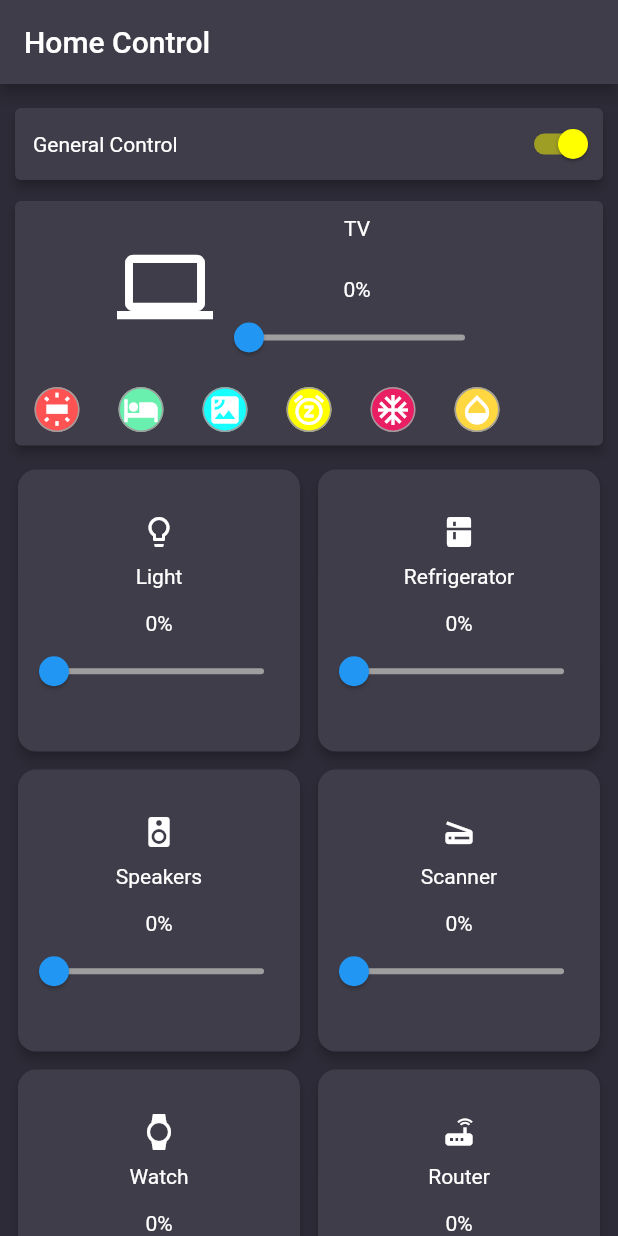
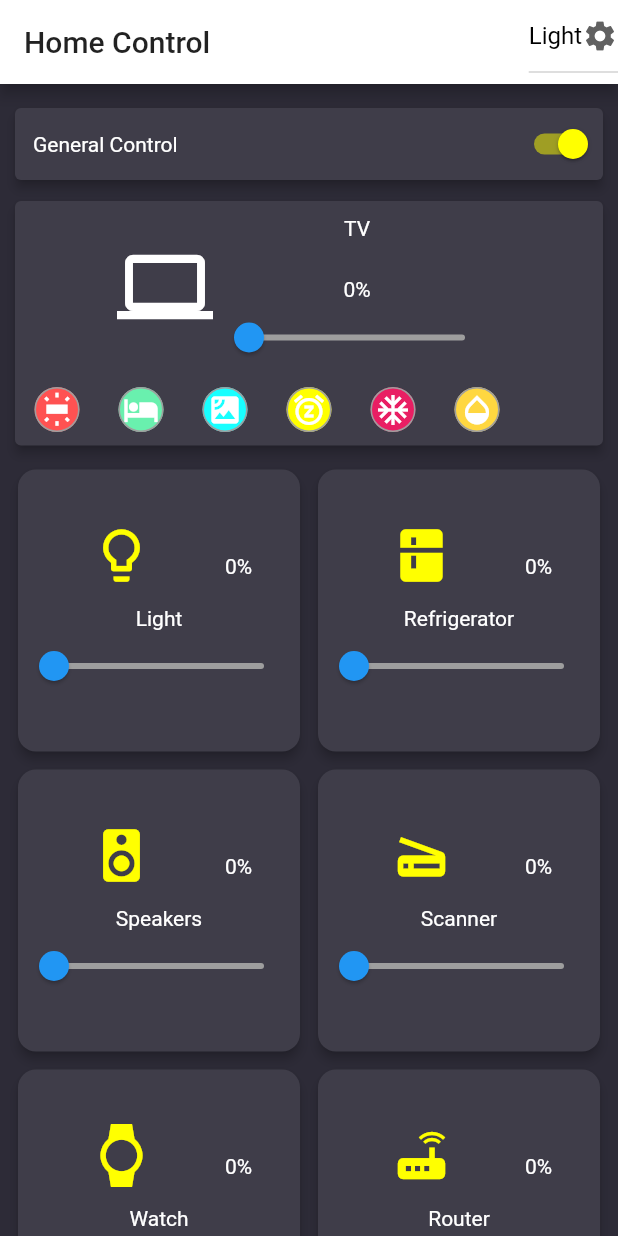
Before and after one commit to gk611995/smart_home_mock, a Flutter app: the screen it shows after launch, on a phone screen of 412 x 824 dp. Run offline on Flutter 3.47's test engine with Material 2 defaults, Android fonts, the phone set to English and light mode, and no system bars; our stand-ins replace rxdart.

Commit message:
made theme provision

```diff
--- a/lib/main.dart
+++ b/lib/main.dart
@@ -3,30 +3,29 @@ import 'package:smart_home/screens/home.dart';
 
 void main() => runApp(MyApp());
 
-class MyApp extends StatelessWidget {
-  // This widget is the root of your application.
+class MyApp extends StatelessWidget  {
+
+
   @override
   Widget build(BuildContext context) {
     return MaterialApp(
       title: 'Smart Home',
-      theme: ThemeData(
-        // This is the theme of your application.
-        //
-        // Try running your application with "flutter run". You'll see the
-        // application has a blue toolbar. Then, without quitting the app, try
-        // changing the primarySwatch below to Colors.green and then invoke
-        // "hot reload" (press "r" in the console where you ran "flutter run",
-        // or simply save your changes to "hot reload" in a Flutter IDE).
-        // Notice that the counter didn't reset back to zero; the application
-        // is not restarted.
-       primaryColor: Color(0xff3f3d49),
-        backgroundColor: Color(0xff2d2b37),
-        // accentColor: Colors.white,
-        // primaryColor: Colors.white,
-        // backgroundColor: Colors.white54
-       // primarySwatch: Color(0xff3f3d49),
-      ),
+      theme: darkTheme,
       home: HomeScreen(),
     );
   }
 }
+
+
+
+  final ThemeData lightTheme = ThemeData(
+
+         primaryColor: Colors.white,
+        backgroundColor:Color(0xffE1E1EA),
+        textTheme: Typography.blackCupertino
+      );
+final ThemeData darkTheme =ThemeData(
+       primaryColor: Color(0xff3f3d49),
+       backgroundColor: Color(0xff2d2b37),
+        textTheme: Typography.whiteCupertino
+);
--- a/lib/screens/home.dart
+++ b/lib/screens/home.dart
@@ -10,6 +10,14 @@ class HomeScreen extends StatefulWidget {
 }
 
 class _HomeScreenState extends State<HomeScreen> {
+  final ThemeData lightTheme = ThemeData(
+      primaryColor: Colors.white,
+      backgroundColor: Color(0xffE1E1EA),
+      textTheme: Typography.whiteCupertino);
+  final ThemeData darkTheme = ThemeData(
+      primaryColor: Color(0xff3f3d49),
+      backgroundColor: Color(0xff2d2b37),
+      textTheme: Typography.blackCupertino);
   final icons = [
     Icons.lightbulb_outline,
     Icons.kitchen,
@@ -18,7 +26,8 @@ class _HomeScreenState extends State<HomeScreen> {
     Icons.watch,
     Icons.router
   ];
-  final listIcons =[
+  final deviceState = [false, false, false, false, false, false];
+  final listIcons = [
     Icons.wb_iridescent,
     Icons.local_hotel,
     Icons.satellite,
@@ -48,6 +57,8 @@ class _HomeScreenState extends State<HomeScreen> {
   bool pressed = true;
   bool control = true;
   List<double> valuearray = [0.0, 0.0, 0.0, 0.0, 0.0, 0.0];
+  String dropdownValue = 'Light';
+
   double _value = 0.0;
   _setslidervalue(double value, index) =>
       setState(() => valuearray[index] = value);
@@ -67,10 +78,9 @@ class _HomeScreenState extends State<HomeScreen> {
           height: 30.0,
           minWidth: 1.0,
           child: FlatButton(
-
               color: iconPressed[index]
                   ? Theme.of(context).primaryColor
-                  :iconColors[index],
+                  : iconColors[index],
               child: Icon(
                 listIcons[index],
                 color: iconPressed[index] ? Colors.grey : Colors.white,
@@ -86,15 +96,37 @@ class _HomeScreenState extends State<HomeScreen> {
 
   @override
   Widget build(BuildContext context) {
-    return Scaffold(
+    return new Theme(
+      child: Scaffold(
           backgroundColor: Theme.of(context).backgroundColor,
           appBar: AppBar(
             title: Text("Home Control"),
+            actions: <Widget>[
+              DropdownButton<String>(
+                icon: Icon(Icons.settings),
+                value: dropdownValue,
+                onChanged: (String newValue) {
+                  setState(() {
+                    dropdownValue = newValue;
+                  });
+                },
+                items: <String>['Light', 'Dark']
+                    .map<DropdownMenuItem<String>>((String value) {
+                  return DropdownMenuItem<String>(
+                    value: value,
+                    child: Text(
+                      value,
+                      style: TextStyle(color: Colors.black),
+                    ),
+                  );
+                }).toList(),
+              )
+            ],
           ),
           body: ListView(
             children: <Widget>[
               Padding(
-                padding:  EdgeInsets.fromLTRB(6,12,6,6),
+                  padding: EdgeInsets.fromLTRB(6, 12, 6, 6),
                   child: Card(
                       color: Theme.of(context).primaryColor,
                       elevation: 3,
@@ -127,7 +159,7 @@ class _HomeScreenState extends State<HomeScreen> {
                         ],
                       ))), //ro
               Padding(
-                padding:  EdgeInsets.fromLTRB(6,0,6,6),
+                  padding: EdgeInsets.fromLTRB(6, 0, 6, 6),
                   child: Card(
                       color: Theme.of(context).primaryColor,
                       elevation: 3,
@@ -149,7 +181,7 @@ class _HomeScreenState extends State<HomeScreen> {
                                   children: <Widget>[
                                     Padding(
                                       padding: EdgeInsets.all(10.0),
-                                  child:Text(
+                                      child: Text(
                                         'TV',
                                         style: TextStyle(color: Colors.white),
                                       ),
@@ -158,7 +190,7 @@ class _HomeScreenState extends State<HomeScreen> {
                                       padding: EdgeInsets.only(top: 15.0),
                                       child: new Center(
                                         child: new Text(
-                                      _value.round().toString() +"%",
+                                          _value.round().toString() + "%",
                                           style: TextStyle(color: Colors.white),
                                         ),
                                       ),
@@ -173,17 +205,15 @@ class _HomeScreenState extends State<HomeScreen> {
                                                 min: 0,
                                                 max: 100,
                                                 value: _value,
-                                              onChanged: _setvalue
-                                              )))
+                                                onChanged: _setvalue)))
                                   ])
                             ],
                           ),
                           Row(children: getlist())
-
                         ],
                       ))),
               Container(
-                padding: EdgeInsets.fromLTRB(6,0,6,6),
+                  padding: EdgeInsets.fromLTRB(6, 0, 6, 6),
                   child: new GridView.count(
                     primary: false,
                     physics: ScrollPhysics(),
@@ -194,18 +224,59 @@ class _HomeScreenState extends State<HomeScreen> {
                       return Padding(
                           padding: EdgeInsets.all(2.0),
                           child: Card(
-                          shape:RoundedRectangleBorder(
+                              shape: RoundedRectangleBorder(
                                 borderRadius: BorderRadius.circular(12),
-                          ) ,
+                              ),
                               color: Theme.of(context).primaryColor,
                               elevation: 3,
                               child: Column(
                                 mainAxisAlignment: MainAxisAlignment.center,
                                 children: <Widget>[
-                                new Center(
-                                  child:
-                                      Icon(icons[index], color: Colors.white),
+                                  Row(
+                                      mainAxisAlignment:
+                                          MainAxisAlignment.spaceEvenly,
+                                      children: <Widget>[
+                                        ButtonTheme(
+                                            height: 30.0,
+                                            minWidth: 50.0,
+                                            child: FlatButton(
+                                              // color: deviceState[index]
+                                              //     ? Theme.of(context).primaryColor
+                                              //     : Colors.blue,
+                                              child: Icon(
+                                                icons[index],
+                                                color: deviceState[index]
+                                                    ? Colors.white
+                                                    : Colors.yellowAccent,
+                                                size: 42.0,
                                               ),
+                                              onPressed: () {
+                                                setState(() {
+                                                  deviceState[index] =
+                                                      !deviceState[index];
+                                                });
+                                              },
+                                              // shape: CircleBorder(side: BorderSide(color: Colors.grey)
+                                              // )
+                                            )),
+                                        Container(
+                                          padding: EdgeInsets.only(top: 15.0),
+                                          child: new Center(
+                                            child: new Text(
+                                              valuearray[index]
+                                                      .round()
+                                                      .toString() +
+                                                  "%",
+                                              style: TextStyle(
+                                                  color: Colors.white),
+                                            ),
+                                          ),
+                                        ),
+                                      ]),
+                                  // new Center(
+                                  //   child:
+                                  //       Icon(icons[index], color: Colors.white),
+                                  // ),
                                   Container(
                                     padding: EdgeInsets.only(top: 10.0),
                                     child: new Center(
@@ -215,15 +286,7 @@ class _HomeScreenState extends State<HomeScreen> {
                                       ),
                                     ),
                                   ),
-                                                                Container(
-                                  padding: EdgeInsets.only(top: 15.0),
-                                  child: new Center(
-                                    child: new Text(
-                                      valuearray[index].round().toString() +"%",
-                                      style: TextStyle(color: Colors.white),
-                                    ),
-                                  ),
-                                ),
+
                                   Material(
                                       color: Theme.of(context).primaryColor,
                                       child: Container(
@@ -242,6 +305,8 @@ class _HomeScreenState extends State<HomeScreen> {
                     }),
                   ))
             ],
-        ));
+          )),
+      data: lightTheme,
+    );
   }
 }
--- /dev/null
+++ b/lib/themes/themes.dart
@@ -0,0 +1,3 @@
+import 'package:flutter/material.dart';
+import 'dart:async';
+import 'package:rxdart/rxdart.dart';
--- a/pubspec.yaml
+++ b/pubspec.yaml
@@ -19,10 +19,10 @@ environment:
 dependencies:
   flutter:
     sdk: flutter
-
   # The following adds the Cupertino Icons font to your application.
   # Use with the CupertinoIcons class for iOS style icons.
   cupertino_icons: ^0.1.2
+  rxdart: ^0.18.0
 
 dev_dependencies:
   flutter_test:
```
Also changed, not shown: pubspec.lock. Lines whose indentation alone changed are shown as unchanged.
